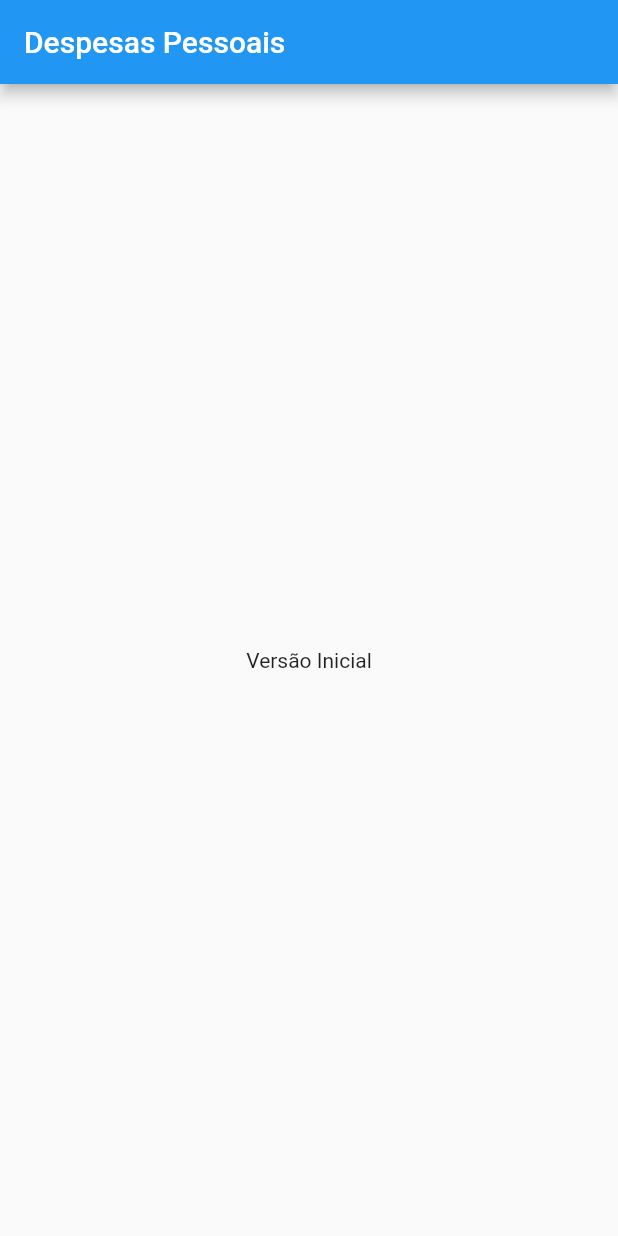
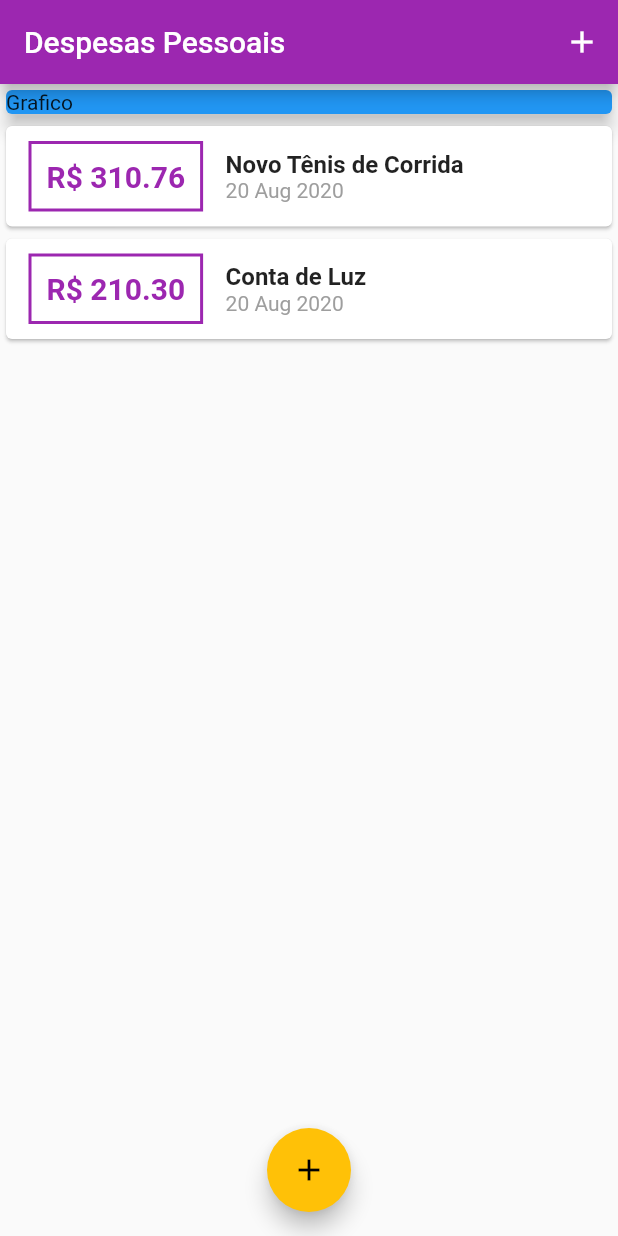
Before and after one commit to brennomarques/expense, a Flutter app: the screen it shows after launch, on a phone screen of 412 x 824 dp. Run offline on Flutter 3.47's test engine with Material 2 defaults, Android fonts, the phone set to English and light mode, and no system bars.

Commit message:
Feito correção de transações, modificado cores, deletado transaction_user.dart

```diff
--- /dev/null
+++ b/lib/components/transaction_list.dart
@@ -0,0 +1,67 @@
+import 'package:flutter/material.dart';
+import '../models/transaction.dart';
+import 'package:intl/intl.dart';
+
+class TransactionList extends StatelessWidget {
+  final List<Transaction> transactions;
+
+  TransactionList(this.transactions);
+
+  @override
+  Widget build(BuildContext context) {
+    return Container(
+      height: 300,
+      child: ListView.builder(
+        itemCount: transactions.length,
+        itemBuilder: (ctx, index) {
+          final tr = transactions[index];
+          return Card(
+            child: Row(
+              children: <Widget>[
+                Container(
+                  margin: EdgeInsets.symmetric(
+                    horizontal: 15,
+                    vertical: 10,
+                  ),
+                  decoration: BoxDecoration(
+                    border: Border.all(
+                      color: Theme.of(context).primaryColor,
+                      width: 2,
+                    ),
+                  ),
+                  padding: EdgeInsets.all(10),
+                  child: Text(
+                    'R\$ ${tr.value.toStringAsFixed(2)}',
+                    style: TextStyle(
+                      fontWeight: FontWeight.bold,
+                      fontSize: 20,
+                      color: Theme.of(context).primaryColor,
+                    ),
+                  ),
+                ),
+                Column(
+                  crossAxisAlignment: CrossAxisAlignment.start,
+                  children: <Widget>[
+                    Text(
+                      tr.title,
+                      style: TextStyle(
+                        fontSize: 16,
+                        fontWeight: FontWeight.bold,
+                      ),
+                    ),
+                    Text(
+                      DateFormat('d MMM y').format(tr.date),
+                      style: TextStyle(
+                        color: Colors.grey,
+                      ),
+                    ),
+                  ],
+                )
+              ],
+            ),
+          );
+        },
+      ),
+    );
+  }
+}
--- a/lib/main.dart
+++ b/lib/main.dart
@@ -1,4 +1,11 @@
+import 'package:expenses/components/transaction_form.dart';
+
 import 'package:flutter/material.dart';
+
+import 'components/transaction_list.dart';
+import 'components/transaction_form.dart';
+import 'models/transaction.dart';
+import 'dart:math';
 
 main() => runApp(ExpensesApp());
 
@@ -7,20 +14,89 @@ class ExpensesApp extends StatelessWidget {
   Widget build(BuildContext context) {
     return MaterialApp(
       home: MyHomePage(),
+      theme: ThemeData(
+        primarySwatch: Colors.purple,
+        accentColor: Colors.amber,
+      ),
     );
   }
 }
 
-class MyHomePage extends StatelessWidget {
+class MyHomePage extends StatefulWidget {
+  @override
+  _MyHomePageState createState() => _MyHomePageState();
+}
+
+class _MyHomePageState extends State<MyHomePage> {
+  final _transactions = [
+    Transaction(
+      id: 't1',
+      title: 'Novo Tênis de Corrida',
+      value: 310.76,
+      date: DateTime.now(),
+    ),
+    Transaction(
+      id: 't2',
+      title: 'Conta de Luz',
+      value: 210.30,
+      date: DateTime.now(),
+    ),
+  ];
+  _addTransaction(String title, double value) {
+    final newTransaction = Transaction(
+      id: Random().nextDouble().toString(),
+      title: title,
+      value: value,
+      date: DateTime.now(),
+    );
+    setState(() {
+      _transactions.add(newTransaction);
+    });
+
+    Navigator.of(context).pop();
+  }
+
+  _openTransactionFormModal(BuildContext context) {
+    showModalBottomSheet(
+      context: context,
+      builder: (_) {
+        return TransactionForm(_addTransaction);
+      },
+    );
+  }
+
   @override
   Widget build(BuildContext context) {
     return Scaffold(
       appBar: AppBar(
         title: Text('Despesas Pessoais'),
+        actions: <Widget>[
+          IconButton(
+            icon: Icon(Icons.add),
+            onPressed: () => _openTransactionFormModal(context),
+          ),
+        ],
       ),
-      body: Center(
-        child: Text('Versão Inicial'),
+      body: SingleChildScrollView(
+        child: Column(
+          crossAxisAlignment: CrossAxisAlignment.stretch,
+          children: <Widget>[
+            Container(
+              child: Card(
+                color: Colors.blue,
+                child: Text('Grafico'),
+                elevation: 5,
+              ),
+            ),
+            TransactionList(_transactions),
+          ],
+        ),
       ),
+      floatingActionButton: FloatingActionButton(
+        child: Icon(Icons.add),
+        onPressed: () => _openTransactionFormModal(context),
+      ),
+      floatingActionButtonLocation: FloatingActionButtonLocation.centerFloat,
     );
   }
 }
--- /dev/null
+++ b/lib/models/transaction.dart
@@ -0,0 +1,15 @@
+import 'package:flutter/foundation.dart';
+
+class Transaction {
+  final String id;
+  final String title;
+  final double value;
+  final DateTime date;
+
+  Transaction({
+    @required this.id,
+    @required this.title,
+    @required this.value,
+    @required this.date,
+  });
+}
--- a/pubspec.yaml
+++ b/pubspec.yaml
@@ -23,7 +23,7 @@ environment:
 dependencies:
   flutter:
     sdk: flutter
-
+  intl: ^0.16.1
 
   # The following adds the Cupertino Icons font to your application.
   # Use with the CupertinoIcons class for iOS style icons.
```
Also changed, not shown: lib/components/transaction_form.dart (added, +66 -0 lines), pubspec.lock.
